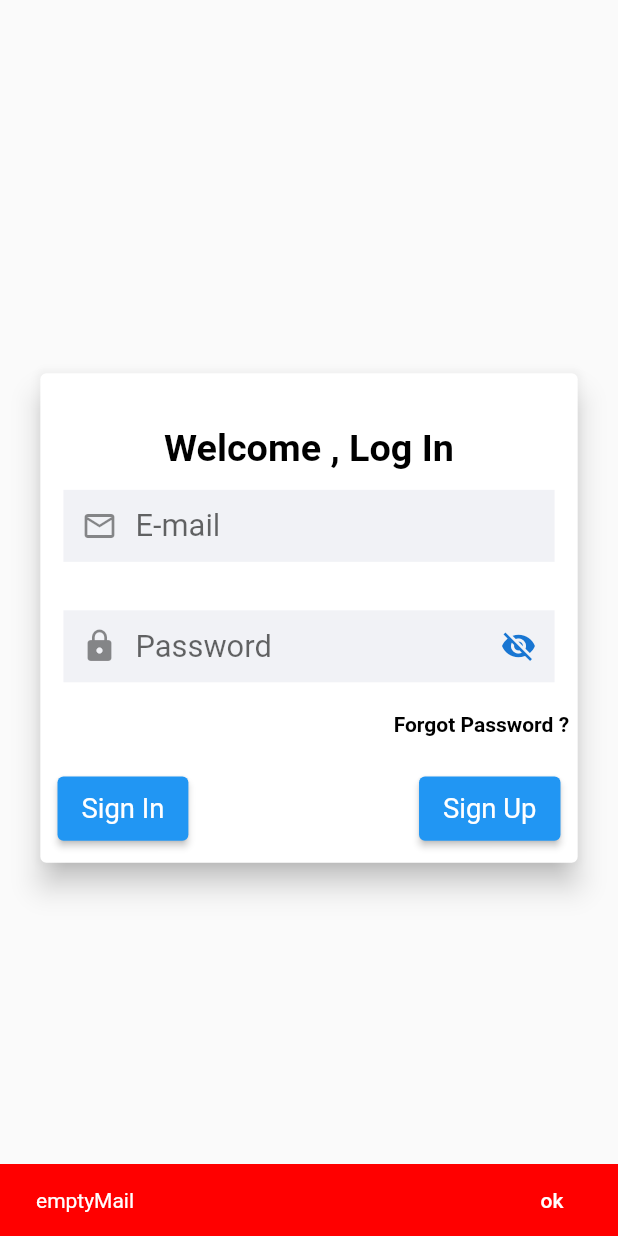
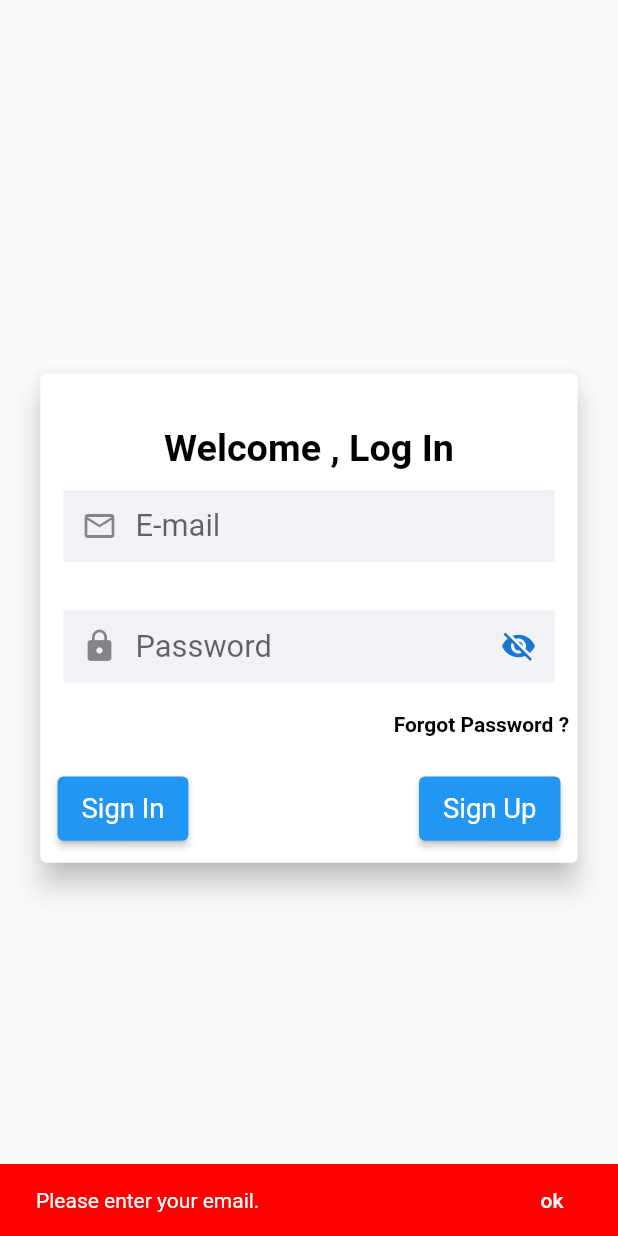
Before and after one commit to ahmed3ssem/izam_task, a Flutter app: the screen it shows after launch, after a tap on "Sign In", on a phone screen of 412 x 824 dp. Run offline on Flutter 3.47's test engine with Material 2 defaults, Android fonts, the phone set to English and light mode, and no system bars; our stand-ins replace cached_network_image, dio, flutter_screenutil, get, sqflite; accounts and stored records are empty.

Commit message:
- Edit Localization value

```diff
--- a/lib/presenter/home/login_presenter.dart
+++ b/lib/presenter/home/login_presenter.dart
@@ -12,7 +12,7 @@ class LoginPresenter implements LoginPresenterComponent{
   @override
   bool checkEmailAndPassword(String email , String password) {
     RegExp emailPattern = RegExp(r'^[a-zA-Z]+\.\d+@[a-zA-Z]+\.[a-zA-Z]+$');
-    RegExp passwordPattern = RegExp(r'^(?=.*\d)(?=.*[!$#^*]).{8,}$');
+    RegExp passwordPattern = RegExp(r'^(?=.*\d)(?=.*[!$#^*@]).{8,}$');
     if(email.isEmpty){
       MessageWidget.showSnackBar('emptyMail'.tr, AppColors.red);
       return false;
--- a/lib/utils/local_strings.dart
+++ b/lib/utils/local_strings.dart
@@ -14,12 +14,12 @@ class LocalStrings extends Translations {
       "password":"Password",
       "forgotPassword":"Forgot Password ?",
       "loginPhase":"Welcome , Log In",
-      "firstTimeLogin":"This is your first time login",
+      "firstTimeLogin":"This is your first time login.",
       "loginSuccess":"Congrats , this is the logging number ",
-      "":"",
-      "":"",
-      "":"",
-      "":"",
+      "emptyMail":"Please enter your email.",
+      "wrongValidateEmail":"Your email isn't valid , your email should be like ahmed.233@izam.com.",
+      "emptyPassword":"Please enter your email.",
+      "wrongValidatePassword":"Your password isn't valid , your password should be no less than 8 characters, and at least 1 number, and one special character.",
     },
   };
 }
```
